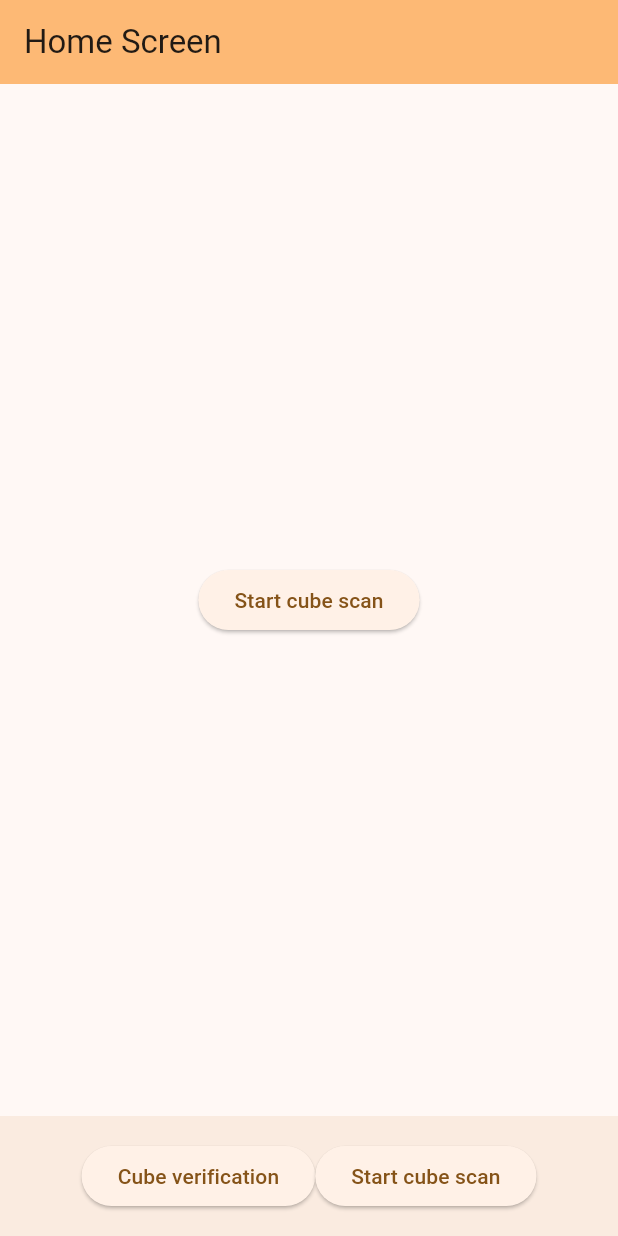
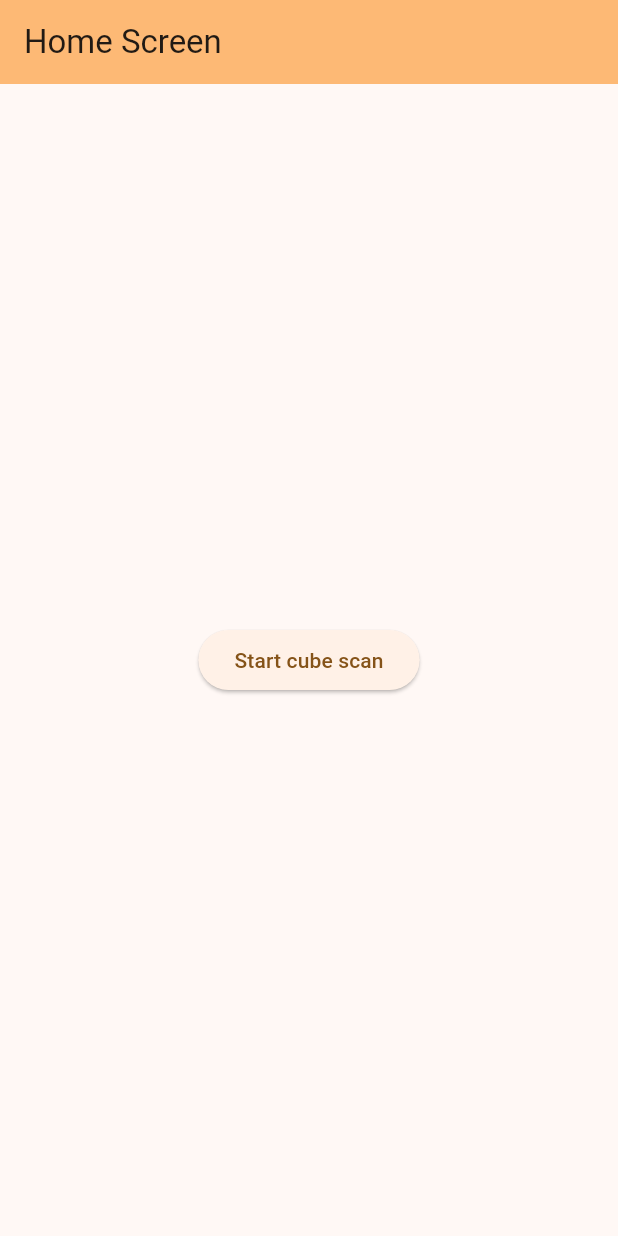
Before and after one commit to WinterWolfSV/cube_scanner_flutter_app, a Flutter app: the screen it shows after launch, on a phone screen of 412 x 824 dp. Run offline on Flutter 3.47's test engine with Material 3 defaults, Android fonts, the light colour scheme and no system bars; our stand-ins replace camera, flutter_blue_plus, go_router; missing offline and left inert: cuber.

Commit message:
Remove bottom (unused) bar

```diff
--- a/lib/screens/home_screen.dart
+++ b/lib/screens/home_screen.dart
@@ -38,21 +38,21 @@ class _HomeWidgetState extends State<HomeWidget> {
           child: const Text('Start cube scan'),
         ),
       ),
-      bottomNavigationBar: BottomAppBar(
-          child: Row(
-            mainAxisAlignment: MainAxisAlignment.center,
-            children: [
-
-              ElevatedButton(
-                onPressed: () => context.goNamed('/cube_confirmation', pathParameters: {'id1': "hrdhfh"}),
-                child: const Text('Cube verification'),
-              ),
-              ElevatedButton(
-                onPressed: () => context.go('/testing'),
-                child: const Text('Start cube scan'),
-              ),
-            ],
-          )),
+      // bottomNavigationBar: BottomAppBar(
+      //     child: Row(
+      //       mainAxisAlignment: MainAxisAlignment.center,
+      //       children: [
+      //
+      //         ElevatedButton(
+      //           onPressed: () => context.goNamed('/cube_confirmation', pathParameters: {'id1': "hrdhfh"}),
+      //           child: const Text('Cube verification'),
+      //         ),
+      //         ElevatedButton(
+      //           onPressed: () => context.go('/testing'),
+      //           child: const Text('Start cube scan'),
+      //         ),
+      //       ],
+      //     )),
 
     );
   }
```
